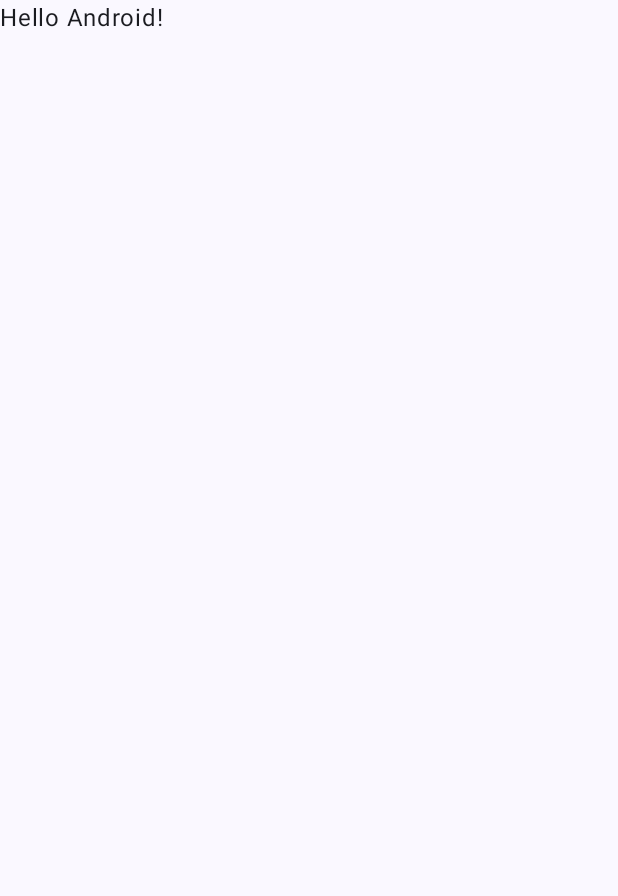
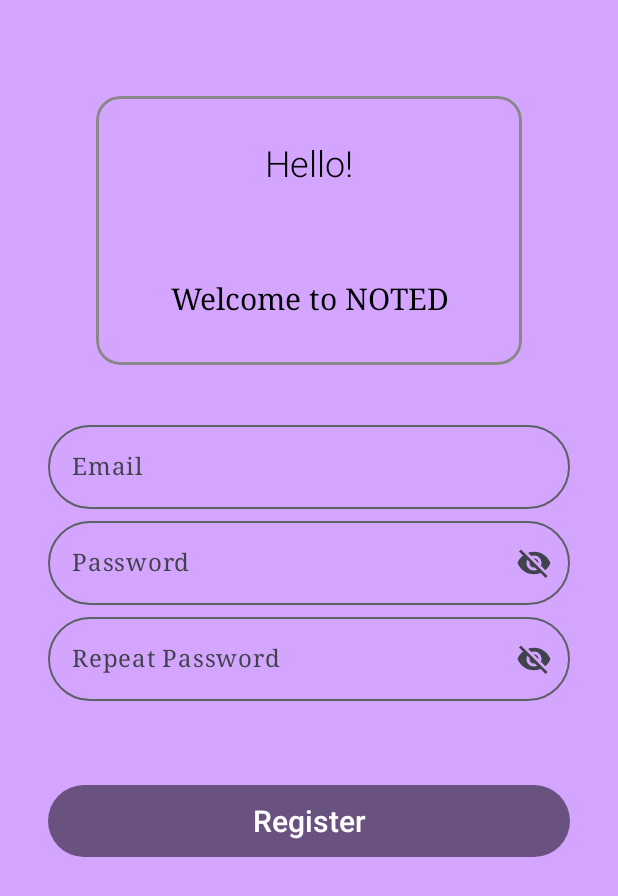
Before and after one commit to Cglassm/android-challenge-1, an Android app built with Jetpack Compose: the screen it shows after launch (MainActivity), on a phone screen of 412 x 824 dp. Before the commit the part shown is almost empty. Shown: the top 896 px of the screen. Run offline under Robolectric (Android 15) with nearby library versions, the phone set to English and light mode, and no system bars.

Commit message:
login, sign up, navigation host

```diff
--- a/app/src/main/java/com/example/android_challenge_1/MainActivity.kt
+++ b/app/src/main/java/com/example/android_challenge_1/MainActivity.kt
@@ -6,23 +6,47 @@ import androidx.activity.compose.setContent
 import androidx.activity.enableEdgeToEdge
 import androidx.compose.foundation.layout.fillMaxSize
 import androidx.compose.foundation.layout.padding
+import androidx.compose.material3.MaterialTheme
 import androidx.compose.material3.Scaffold
+import androidx.compose.material3.Surface
 import androidx.compose.material3.Text
 import androidx.compose.runtime.Composable
+import androidx.compose.runtime.LaunchedEffect
+import androidx.compose.runtime.mutableStateOf
+import androidx.compose.runtime.remember
 import androidx.compose.ui.Modifier
+import androidx.compose.ui.graphics.Color
+import androidx.compose.ui.platform.LocalContext
+import androidx.compose.ui.text.TextStyle
+import androidx.compose.ui.text.font.FontWeight
 import androidx.compose.ui.tooling.preview.Preview
+import androidx.compose.ui.unit.sp
+import androidx.navigation.compose.rememberNavController
+import com.example.android_challenge_1.navigation.OurNavHost
 import com.example.android_challenge_1.ui.theme.Androidchallenge1Theme
+import com.example.android_challenge_1.utils.hasStoredCredentials
 
 class MainActivity : ComponentActivity() {
     override fun onCreate(savedInstanceState: Bundle?) {
         super.onCreate(savedInstanceState)
         enableEdgeToEdge()
         setContent {
+            val navController = rememberNavController()
+            val context = LocalContext.current
+            val startDestination = remember { mutableStateOf("SignUpScreen") }
+            LaunchedEffect(Unit) {
+                val hasCredentials = context.hasStoredCredentials()
+                startDestination.value = if (hasCredentials) "LoginScreen" else "SignUpScreen"
+            }
             Androidchallenge1Theme {
-                Scaffold(modifier = Modifier.fillMaxSize()) { innerPadding ->
-                    Greeting(
-                        name = "Android",
-                        modifier = Modifier.padding(innerPadding)
+                Surface(
+                    modifier = Modifier.fillMaxSize(),
+                    color = MaterialTheme.colorScheme.background
+                ) {
+                    OurNavHost(
+                        navController = navController,
+                        startDestination = startDestination.value
+
                     )
                 }
             }
@@ -33,8 +57,13 @@ class MainActivity : ComponentActivity() {
 @Composable
 fun Greeting(name: String, modifier: Modifier = Modifier) {
     Text(
-        text = "Hello $name!",
-        modifier = modifier
+        text = "Hello Again! ${name}",
+        modifier = modifier,
+        style = TextStyle(
+            color = Color.Black,
+            fontSize = 24.sp,
+            fontWeight = FontWeight.W300,
+        )
     )
 }
 
--- /dev/null
+++ b/app/src/main/java/com/example/android_challenge_1/auth/sign_up_screen.kt
@@ -0,0 +1,172 @@
+package com.example.android_challenge_1.auth
+
+import androidx.compose.foundation.border
+import androidx.compose.foundation.layout.Arrangement
+import androidx.compose.foundation.layout.Box
+import androidx.compose.foundation.layout.Column
+import androidx.compose.foundation.layout.Spacer
+import androidx.compose.foundation.layout.fillMaxWidth
+import androidx.compose.foundation.layout.height
+import androidx.compose.foundation.layout.padding
+import androidx.compose.foundation.rememberScrollState
+import androidx.compose.foundation.shape.RoundedCornerShape
+import androidx.compose.foundation.verticalScroll
+import androidx.compose.material3.Scaffold
+import androidx.compose.material3.SnackbarDuration
+import androidx.compose.material3.SnackbarHost
+import androidx.compose.material3.SnackbarHostState
+import androidx.compose.material3.SnackbarResult
+import androidx.compose.material3.Text
+import androidx.compose.runtime.Composable
+import androidx.compose.runtime.mutableStateOf
+import androidx.compose.runtime.remember
+import androidx.compose.runtime.rememberCoroutineScope
+import androidx.compose.ui.Alignment
+import androidx.compose.ui.Modifier
+import androidx.compose.ui.draw.clip
+import androidx.compose.ui.graphics.Color
+import androidx.compose.ui.text.TextStyle
+import androidx.compose.ui.text.font.FontFamily
+import androidx.compose.ui.text.font.FontWeight
+import androidx.compose.ui.text.style.TextAlign
+import androidx.compose.ui.tooling.preview.Preview
+import androidx.compose.ui.unit.dp
+import androidx.compose.ui.unit.sp
+import com.example.android_challenge_1.components.CustomTextButton
+import com.example.android_challenge_1.components.OutLineTextField
+import com.example.android_challenge_1.ui.theme.Androidchallenge1Theme
+import com.example.android_challenge_1.utils.isValidEmail
+import androidx.compose.ui.platform.LocalContext
+import com.example.android_challenge_1.utils.isValidPassword
+import com.example.android_challenge_1.utils.saveCredentials
+import kotlinx.coroutines.launch
+
+@Composable
+fun SignUpScreen(onSuccess: (String) -> Unit) {
+    val context = LocalContext.current
+    val emailState = remember { mutableStateOf("") }
+    val passwordState = remember { mutableStateOf("") }
+    val repeatPasswordState = remember { mutableStateOf("") }
+    val snackbarHostState = remember { SnackbarHostState() }
+    val scope = rememberCoroutineScope()
+    val modifier = Modifier
+        .fillMaxWidth()
+        .padding(32.dp)
+
+    Scaffold(
+        containerColor = Color(0xFFD4A5FF),
+        snackbarHost = { SnackbarHost(hostState = snackbarHostState) },
+        content = { contentPadding ->
+            Column(
+                modifier = Modifier
+                    .fillMaxWidth()
+                    .padding(contentPadding)
+                    .padding(32.dp)
+                    .verticalScroll(rememberScrollState()),
+                verticalArrangement = Arrangement.SpaceBetween,
+                horizontalAlignment = Alignment.CenterHorizontally
+            ) {
+                Box(
+                    modifier = modifier
+                        .clip(RoundedCornerShape(16.dp))
+                        .border(2.dp, Color.Gray, RoundedCornerShape(16.dp)),
+                ) {
+                    Column() {
+                        Text(
+                            text = "Hello!",
+                            modifier = modifier,
+                            style = TextStyle(
+                                color = Color.Black,
+                                fontSize = 24.sp,
+                                fontWeight = FontWeight.W300,
+                                textAlign = TextAlign.Center,
+                            )
+                        )
+                        Text(
+                            text = "Welcome to NOTED",
+                            modifier = modifier,
+                            style = TextStyle(
+                                color = Color.Black,
+                                fontSize = 20.sp,
+                                fontWeight = FontWeight.W500,
+                                textAlign = TextAlign.Center,
+                                fontFamily = FontFamily.Serif,
+                            )
+                        )
+                    }
+                }
+                OutLineTextField(
+                    "Email",
+                    text = emailState.value,
+                    onValueChange = { newValue -> emailState.value = newValue },
+                )
+                OutLineTextField(
+                    "Password",
+                    text = passwordState.value,
+                    onValueChange = { newValue -> passwordState.value = newValue },
+                    isPassword = true,
+                )
+                OutLineTextField(
+                    "Repeat Password",
+                    text = repeatPasswordState.value,
+                    onValueChange = { newValue -> repeatPasswordState.value = newValue },
+                    isPassword = true,
+                )
+                Spacer(modifier = Modifier.height(56.dp))
+                CustomTextButton(
+                    Modifier
+                        .fillMaxWidth()
+                        .height(48.dp),
+                    text = "Register",
+                    color = Color.Black.copy(alpha = 0.5f),
+                    textColor = Color.White,
+                    onClick = {
+                        val email = emailState.value
+                        val password = passwordState.value
+                        val repeatPassword = repeatPasswordState.value
+
+                        if (!isValidEmail(email)) {
+                            scope.launch {
+                                snackbarHostState.showSnackbar(
+                                    message = "Email no válido",
+                                    duration = SnackbarDuration.Short
+                                )
+                            }
+                        } else if(!isValidPassword(password)) {
+                            scope.launch {
+                                snackbarHostState.showSnackbar(
+                                    message = "La contraseña debe tener al menos 6 caracteres, una mayúscula y una minúscula",
+                                    duration = SnackbarDuration.Short
+                                )
+                            }
+                        } else if (password != repeatPassword) {
+                            scope.launch {
+                                snackbarHostState.showSnackbar(
+                                    message = "Las contraseñas no coinciden",
+                                    duration = SnackbarDuration.Short
+                                )
+                            }
+                        } else {
+                            scope.launch {
+                                context.saveCredentials(email, password)
+                                onSuccess(email)
+                            }
+                        }
+
+                    },
+
+                    )
+            }
+        },
+    )
+
+
+}
+
+@Preview(showBackground = true)
+@Composable
+private fun SignUpScreenPreview(modifier: Modifier = Modifier) {
+    Androidchallenge1Theme {
+        SignUpScreen(onSuccess = {})
+    }
+}
--- /dev/null
+++ b/app/src/main/java/com/example/android_challenge_1/components/custom_text_button.kt
@@ -0,0 +1,39 @@
+package com.example.android_challenge_1.components
+
+import androidx.compose.material3.Button
+import androidx.compose.material3.ButtonDefaults
+import androidx.compose.material3.Shapes
+import androidx.compose.material3.SnackbarDuration
+import androidx.compose.material3.SnackbarResult
+import androidx.compose.material3.Text
+import androidx.compose.runtime.Composable
+import androidx.compose.ui.Modifier
+import androidx.compose.ui.graphics.Color
+import androidx.compose.ui.text.TextStyle
+import androidx.compose.ui.text.font.FontWeight
+import androidx.compose.ui.text.style.TextAlign
+import androidx.compose.ui.unit.sp
+
+@Composable
+fun CustomTextButton(
+    modifier: Modifier,
+    onClick: () -> Unit,
+    text: String,
+    color: Color,
+    textColor: Color,
+) {
+    Button(
+        onClick = onClick,
+        modifier = modifier,
+        colors = ButtonDefaults.buttonColors(containerColor = color, contentColor = textColor),
+    ) {
+        Text(
+            text = text, style = TextStyle(
+                color = textColor,
+                fontSize = 20.sp,
+                fontWeight = FontWeight.W600,
+                textAlign = TextAlign.Center,
+            )
+        )
+    }
+}
--- /dev/null
+++ b/app/src/main/java/com/example/android_challenge_1/components/outline_textfield.kt
@@ -0,0 +1,48 @@
+package com.example.android_challenge_1.components
+
+import androidx.compose.foundation.layout.fillMaxWidth
+import androidx.compose.foundation.shape.CircleShape
+import androidx.compose.material.icons.Icons
+import androidx.compose.material.icons.filled.Visibility
+import androidx.compose.material.icons.filled.VisibilityOff
+import androidx.compose.material3.Icon
+import androidx.compose.material3.IconButton
+import androidx.compose.material3.OutlinedTextField
+import androidx.compose.material3.Text
+import androidx.compose.runtime.Composable
+import androidx.compose.runtime.getValue
+import androidx.compose.runtime.mutableStateOf
+import androidx.compose.runtime.remember
+import androidx.compose.runtime.setValue
+import androidx.compose.ui.Modifier
+import androidx.compose.ui.text.input.PasswordVisualTransformation
+import androidx.compose.ui.text.input.VisualTransformation
+
+
+@Composable
+fun OutLineTextField(
+    label: String,
+    isPassword: Boolean = false,
+    onValueChange: (String) -> Unit,
+    text: String,
+) {
+    var passwordVisible by remember { mutableStateOf(false) }
+    OutlinedTextField(
+        value = text,
+        label = { Text(text = label) },
+        onValueChange = onValueChange,
+        shape = CircleShape,
+        modifier = Modifier.fillMaxWidth(),
+        trailingIcon = {
+            if (isPassword) {
+                IconButton(onClick = { passwordVisible = !passwordVisible }) {
+                    Icon(
+                        imageVector = if (passwordVisible) Icons.Default.Visibility else Icons.Default.VisibilityOff,
+                        contentDescription = if (passwordVisible) "Hide password" else "Show password"
+                    )
+                }
+            }
+        },
+        visualTransformation = if (isPassword && !passwordVisible) PasswordVisualTransformation() else VisualTransformation.None
+    )
+}
--- a/app/src/main/java/com/example/android_challenge_1/navigation/NavHost.kt
+++ b/app/src/main/java/com/example/android_challenge_1/navigation/NavHost.kt
@@ -1,4 +1,49 @@
 package com.example.android_challenge_1.navigation
 
-class NavHost {
+import androidx.compose.runtime.Composable
+import androidx.compose.ui.Modifier
+import androidx.compose.ui.platform.LocalContext
+import androidx.navigation.NavHostController
+import androidx.navigation.NavType
+import androidx.navigation.compose.NavHost
+import androidx.navigation.compose.composable
+import androidx.navigation.navArgument
+import com.example.android_challenge_1.Greeting
+import com.example.android_challenge_1.auth.LoginScreen
+import com.example.android_challenge_1.auth.SignUpScreen
+
+@Composable
+fun OurNavHost(
+    modifier: Modifier = Modifier,
+    navController: NavHostController,
+    startDestination: String
+) {
+    NavHost(navController, startDestination, modifier = modifier) {
+        composable("LoginScreen") {
+            LoginScreen(
+                onLoginSuccess = { email ->
+                    navController.navigate("HomeScreen/$email?")
+                },
+            )
+        }
+        composable("SignUpScreen") {
+            SignUpScreen(
+                onSuccess = { email ->
+                    navController.navigate("HomeScreen/$email?")
+                },
+            )
+        }
+        composable(
+            "HomeScreen/{email}?",
+            arguments = listOf(
+                navArgument("email") { type = NavType.StringType },
+            )
+        ) { backStackEntry ->
+            val email = backStackEntry.arguments?.getString("email") ?: ""
+            Greeting(
+                name = email
+            )
+
+        }
+    }
 }
--- a/app/src/main/java/com/example/android_challenge_1/ui/theme/Type.kt
+++ b/app/src/main/java/com/example/android_challenge_1/ui/theme/Type.kt
@@ -6,10 +6,11 @@ import androidx.compose.ui.text.font.FontFamily
 import androidx.compose.ui.text.font.FontWeight
 import androidx.compose.ui.unit.sp
 
+
 // Set of Material typography styles to start with
 val Typography = Typography(
     bodyLarge = TextStyle(
-        fontFamily = FontFamily.Default,
+        fontFamily = FontFamily.Serif,
         fontWeight = FontWeight.Normal,
         fontSize = 16.sp,
         lineHeight = 24.sp,
--- /dev/null
+++ b/app/src/main/java/com/example/android_challenge_1/utils/data_store_extensions.kt
@@ -0,0 +1,37 @@
+package com.example.android_challenge_1.utils
+
+import android.content.Context
+import androidx.datastore.core.DataStore
+import androidx.datastore.preferences.core.Preferences
+import androidx.datastore.preferences.core.edit
+import androidx.datastore.preferences.core.stringPreferencesKey
+import androidx.datastore.preferences.preferencesDataStore
+import kotlinx.coroutines.flow.first
+
+val Context.dataStore: DataStore<Preferences> by preferencesDataStore(name = "prefs")
+
+val EMAIL_KEY = stringPreferencesKey("user_email")
+val PASSWORD_KEY = stringPreferencesKey("user_password")
+
+suspend fun Context.saveCredentials(email: String, password: String) {
+    dataStore.edit { preferences ->
+        preferences[EMAIL_KEY] = email
+        preferences[PASSWORD_KEY] = password
+    }
+}
+
+suspend fun Context.getEmail(): String? {
+    val preferences = dataStore.data.first()
+    return preferences[EMAIL_KEY]
+}
+
+suspend fun Context.getPassword(): String? {
+    val preferences = dataStore.data.first()
+    return preferences[PASSWORD_KEY]
+}
+
+suspend fun Context.hasStoredCredentials(): Boolean {
+    val email = getEmail()
+    val password = getPassword()
+    return !email.isNullOrEmpty() && !password.isNullOrEmpty()
+}
```
Also changed, not shown: app/build.gradle.kts (+7 -0 lines), app/src/main/java/com/example/android_challenge_1/auth/login_screen.kt (added, +150 -0 lines), app/src/main/java/com/example/android_challenge_1/utils/form_validation.kt (added, +11 -0 lines), gradle/libs.versions.toml (+9 -0 lines), app/src/main/res/drawable/login_image.webp (added).
